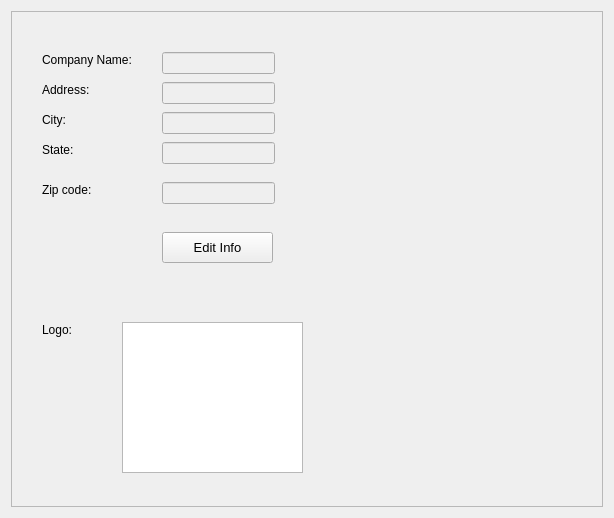
The window that settingsscreen.ui (WNewsome/Pharmaceutical-Point-of-Sale) describes before a commit, drawn with Qt 5.
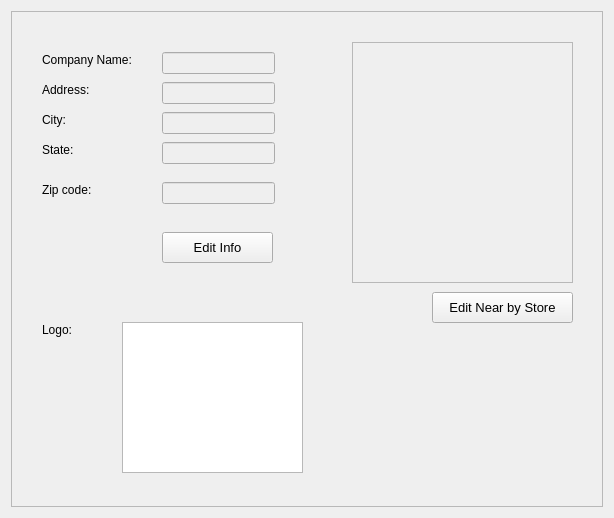
The same window after the commit.

Patch:
```diff
--- a/settingsscreen.ui
+++ b/settingsscreen.ui
@@ -227,6 +227,37 @@
         <string>Edit Info</string>
        </property>
       </widget>
+      <widget class="QPushButton" name="EdditSettings_3">
+       <property name="geometry">
+        <rect>
+         <x>420</x>
+         <y>280</y>
+         <width>141</width>
+         <height>31</height>
+        </rect>
+       </property>
+       <property name="font">
+        <font>
+         <pointsize>10</pointsize>
+        </font>
+       </property>
+       <property name="text">
+        <string>Edit Near by Store</string>
+       </property>
+      </widget>
+      <widget class="QPlainTextEdit" name="plainTextEdit">
+       <property name="enabled">
+        <bool>false</bool>
+       </property>
+       <property name="geometry">
+        <rect>
+         <x>340</x>
+         <y>30</y>
+         <width>221</width>
+         <height>241</height>
+        </rect>
+       </property>
+      </widget>
      </widget>
     </widget>
    </item>
```
